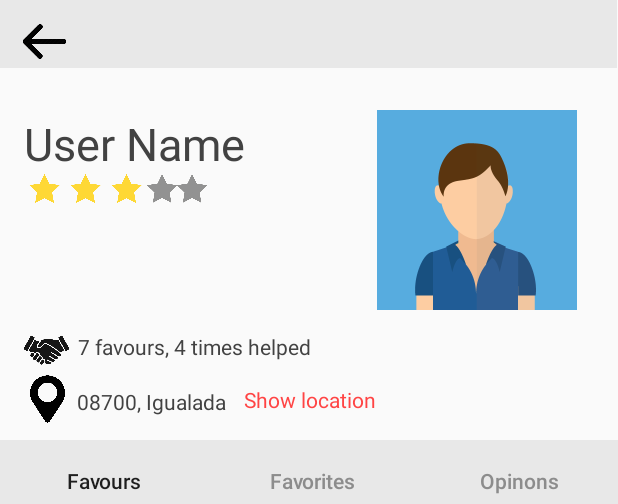
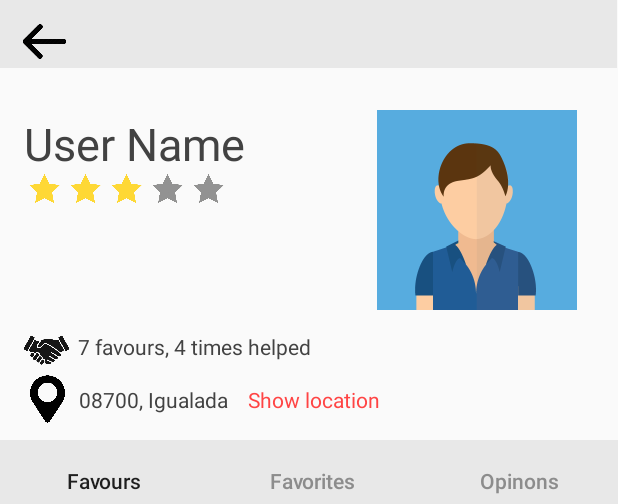
Before and after one commit to MarcSagues/A_Favour, an Android app: the layout activity_profile.xml on its own in the app's theme, with its tools: preview values and no code run, on a phone screen of 412 x 824 dp. Shown: the top 504 px of the screen. Run offline under Robolectric (Android 15) with nearby library versions, the phone set to English and light mode, and no system bars.

Commit message:
Profile acabat, falta crear els elements a la base de dades (puntuació de l'usuari, ubicació...)

```diff
--- a/app/src/main/res/layout/activity_profile.xml
+++ b/app/src/main/res/layout/activity_profile.xml
@@ -70,7 +70,7 @@
 
     <ImageView
         android:id="@+id/star5"
-        android:layout_width="20dp"
+        android:layout_width="27dp"
         android:layout_height="19dp"
         app:layout_constraintStart_toEndOf="@+id/star4"
         app:layout_constraintTop_toBottomOf="@+id/name"
@@ -78,7 +78,7 @@
 
     <ImageView
         android:id="@+id/star4"
-        android:layout_width="20dp"
+        android:layout_width="27dp"
         android:layout_height="19dp"
         app:layout_constraintStart_toEndOf="@+id/star3"
         app:layout_constraintTop_toBottomOf="@+id/name"
@@ -133,11 +133,11 @@
 
     <TextView
         android:id="@+id/user_location"
-        android:layout_width="103dp"
+        android:layout_width="wrap_content"
         android:layout_height="29dp"
-        android:layout_marginStart="8dp"
-        android:layout_marginLeft="8dp"
-        android:layout_marginTop="5dp"
+        android:layout_marginStart="9dp"
+        android:layout_marginLeft="9dp"
+        android:layout_marginTop="4dp"
         android:gravity="center_vertical"
         android:text="08700, Igualada"
         android:textColor="@color/cardview_dark_background"
@@ -149,8 +149,8 @@
         android:id="@+id/show_location"
         android:layout_width="119dp"
         android:layout_height="29dp"
-        android:layout_marginStart="8dp"
-        android:layout_marginLeft="8dp"
+        android:layout_marginStart="13dp"
+        android:layout_marginLeft="13dp"
         android:layout_marginTop="4dp"
         android:gravity="center_vertical"
         android:text="Show Location"
```
Also changed, not shown: app/src/main/java/cat/udl/tidic/a_favour/Profile.java (+90 -42 lines), app/src/main/res/drawable/star_half.png (added).
